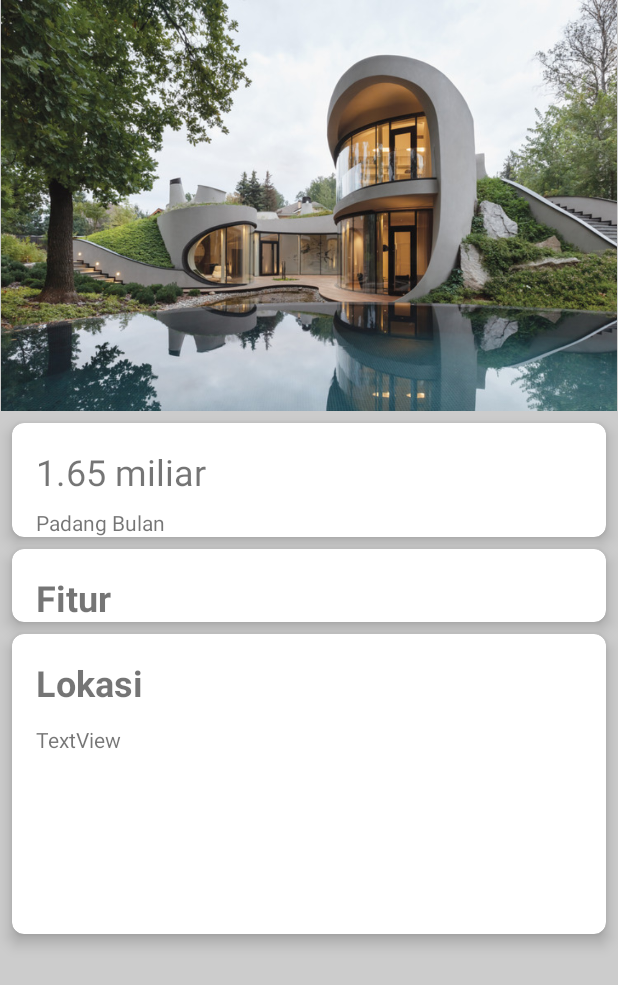
After one commit to AndiniWu/tubesmobile, an Android app: the layout activity_detail_property.xml on its own in the app's theme, with its tools: preview values and no code run, on a phone screen of 412 x 824 dp. The commit adds this screen. Shown: the top 985 px of the screen. Run offline under Robolectric (Android 15) with nearby library versions, the phone set to English and light mode, and no system bars.

Commit message:
Detail - intent

```diff
--- a/app/src/main/java/com/example/myproperty/Adapter.java
+++ b/app/src/main/java/com/example/myproperty/Adapter.java
@@ -1,6 +1,7 @@
 package com.example.myproperty;
 
 import android.content.Context;
+import android.content.Intent;
 import android.support.annotation.NonNull;
 import android.support.v7.widget.RecyclerView;
 import android.view.LayoutInflater;
@@ -34,7 +35,6 @@ public class Adapter extends RecyclerView.Adapter<Adapter.ViewHolder> {
         String daerah = sDaerah[i];
         String harga = sHarga[i];
         String jenis = sJenis[i];
-
         viewHolder.daerahProperti.setText(daerah);
         viewHolder.hargaProperti.setText(harga);
         viewHolder.jenisProperti.setText(jenis);
@@ -51,6 +51,15 @@ public class Adapter extends RecyclerView.Adapter<Adapter.ViewHolder> {
 
         public ViewHolder(@NonNull View itemView) {
             super(itemView);
+            itemView.setOnClickListener(new View.OnClickListener() {
+                @Override
+                public void onClick(View v) {
+                    Intent i = new Intent(v.getContext(),DetailProperty.class);
+                    i.putExtra("namaDaerah",sDaerah[getAdapterPosition()]);
+                    i.putExtra("namaHarga",sHarga[getAdapterPosition()]);
+                    v.getContext().startActivity(i);
+                }
+            });
             daerahProperti = itemView.findViewById(R.id.daerahProperti);
             hargaProperti = itemView.findViewById(R.id.hargaProperti);
             jenisProperti = itemView.findViewById(R.id.jenisProperti);
--- a/app/src/main/java/com/example/myproperty/DetailProperty.java
+++ b/app/src/main/java/com/example/myproperty/DetailProperty.java
@@ -1,34 +1,27 @@
 package com.example.myproperty;
 
+import android.content.Intent;
 import android.support.v7.app.AppCompatActivity;
 import android.os.Bundle;
-import android.support.v7.widget.LinearLayoutManager;
+import android.widget.TextView;
 
 public class DetailProperty extends AppCompatActivity {
+
+    TextView daerah_Properti;
+    TextView harga_Properti;
 
     @Override
     protected void onCreate(Bundle savedInstanceState) {
         super.onCreate(savedInstanceState);
         setContentView(R.layout.activity_detail_property);
-        String[] daerah_ = getResources().getStringArray(R.array.daerah_properti);
-        String[] harga_ = getResources().getStringArray(R.array.harga_properti);
-        String[] jenis_ = getResources().getStringArray(R.array.jenis_properti);
 
-        recyclerView = findViewById(R.id.homeListView);
+        daerah_Properti = findViewById(R.id.daerahProperti);
+        harga_Properti = findViewById(R.id.hargaProperti);
+        Intent i = getIntent();
+        String daerah = i.getStringExtra("namaDaerah");
+        String harga = i.getStringExtra("namaHarga");
 
-        recyclerView.setLayoutManager(new LinearLayoutManager(this));
-        adapter = new Adapter(this, daerah_, harga_, jenis_); // our adapter takes two string array
-        recyclerView.setAdapter(adapter);
-        /**
-         * Inisialisasi dan mengambil Firebase Database Reference
-         */
-        database = FirebaseDatabase.getInstance().getReference();
-
-        /**
-         * Mengambil data barang dari Firebase Realtime DB
-         */
-    }
-    public static Intent getActIntent(Activity activity){
-        return new Intent(activity, FirebaseDBReadActivity.class);
+        daerah_Properti.setText(daerah);
+        harga_Properti.setText(harga);
     }
 }
--- a/app/src/main/java/com/example/myproperty/activity_details_properties.java
+++ b/app/src/main/java/com/example/myproperty/activity_details_properties.java
@@ -1,7 +1,12 @@
 package com.example.myproperty;
 
+import android.app.Activity;
+import android.content.Intent;
 import android.support.v7.app.AppCompatActivity;
 import android.os.Bundle;
+import android.support.v7.widget.LinearLayoutManager;
+
+import com.google.firebase.database.FirebaseDatabase;
 
 public class activity_details_properties extends AppCompatActivity {
 
@@ -9,5 +14,26 @@ public class activity_details_properties extends AppCompatActivity {
     protected void onCreate(Bundle savedInstanceState) {
         super.onCreate(savedInstanceState);
         setContentView(R.layout.activity_details_properties);
+        setContentView(R.layout.activity_detail_property);
+        String[] daerah_ = getResources().getStringArray(R.array.daerah_properti);
+        String[] harga_ = getResources().getStringArray(R.array.harga_properti);
+        String[] jenis_ = getResources().getStringArray(R.array.jenis_properti);
+
+        recyclerView = findViewById(R.id.homeListView);
+
+        recyclerView.setLayoutManager(new LinearLayoutManager(this));
+        adapter = new Adapter(this, daerah_, harga_, jenis_); // our adapter takes two string array
+        recyclerView.setAdapter(adapter);
+        /**
+         * Inisialisasi dan mengambil Firebase Database Reference
+         */
+        database = FirebaseDatabase.getInstance().getReference();
+
+        /**
+         * Mengambil data barang dari Firebase Realtime DB
+         */
+    }
+    public static Intent getActIntent(Activity activity){
+        return new Intent(activity, FirebaseDBReadActivity.class);
     }
 }
--- /dev/null
+++ b/app/src/main/res/layout/activity_detail_property.xml
@@ -0,0 +1,134 @@
+<?xml version="1.0" encoding="utf-8"?>
+<android.support.constraint.ConstraintLayout xmlns:android="http://schemas.android.com/apk/res/android"
+    xmlns:app="http://schemas.android.com/apk/res-auto"
+    xmlns:tools="http://schemas.android.com/tools"
+    android:layout_width="match_parent"
+    android:layout_height="match_parent"
+    android:background="#ccc"
+    tools:context=".DetailProperty">
+
+    <ImageView
+        android:id="@+id/imageView"
+        android:layout_width="0dp"
+        android:layout_height="274dp"
+        app:layout_constraintEnd_toEndOf="parent"
+        app:layout_constraintStart_toStartOf="parent"
+        app:layout_constraintTop_toTopOf="parent"
+        app:srcCompat="@drawable/rumah001" />
+
+    <android.support.v7.widget.CardView
+        android:id="@+id/cardView"
+        android:layout_width="match_parent"
+        android:layout_height="wrap_content"
+        android:layout_marginStart="8dp"
+        android:layout_marginTop="8dp"
+        android:layout_marginEnd="8dp"
+        android:padding="10dp"
+        app:cardCornerRadius="8dp"
+        app:cardElevation="6dp"
+        app:layout_constraintEnd_toEndOf="parent"
+        app:layout_constraintHorizontal_bias="1.0"
+        app:layout_constraintStart_toStartOf="parent"
+        app:layout_constraintTop_toBottomOf="@+id/imageView">
+
+        <android.support.constraint.ConstraintLayout
+            android:layout_width="match_parent"
+            android:layout_height="match_parent">
+
+            <TextView
+                android:id="@+id/daerahProperti"
+                android:layout_width="wrap_content"
+                android:layout_height="wrap_content"
+                android:layout_marginStart="16dp"
+                android:layout_marginTop="8dp"
+                android:text="Padang Bulan"
+                app:layout_constraintStart_toStartOf="parent"
+                app:layout_constraintTop_toBottomOf="@+id/hargaProperti" />
+
+            <TextView
+                android:id="@+id/hargaProperti"
+                android:layout_width="wrap_content"
+                android:layout_height="wrap_content"
+                android:layout_marginStart="16dp"
+                android:layout_marginTop="16dp"
+                android:text="1.65 miliar"
+                android:textSize="24sp"
+                app:layout_constraintStart_toStartOf="parent"
+                app:layout_constraintTop_toTopOf="parent" />
+        </android.support.constraint.ConstraintLayout>
+    </android.support.v7.widget.CardView>
+
+    <android.support.v7.widget.CardView
+        android:id="@+id/cardView2"
+        android:layout_width="match_parent"
+        android:layout_height="wrap_content"
+        android:layout_marginStart="8dp"
+        android:layout_marginTop="8dp"
+        android:layout_marginEnd="8dp"
+        app:cardCornerRadius="8dp"
+        app:cardElevation="6dp"
+        app:layout_constraintEnd_toEndOf="parent"
+        app:layout_constraintStart_toStartOf="parent"
+        app:layout_constraintTop_toBottomOf="@+id/cardView">
+
+        <android.support.constraint.ConstraintLayout
+            android:layout_width="match_parent"
+            android:layout_height="match_parent">
+
+            <TextView
+                android:id="@+id/textView14"
+                android:layout_width="wrap_content"
+                android:layout_height="wrap_content"
+                android:layout_marginStart="16dp"
+                android:layout_marginTop="16dp"
+                android:text="Fitur"
+                android:textSize="24sp"
+                android:textStyle="bold"
+                app:layout_constraintStart_toStartOf="parent"
+                app:layout_constraintTop_toTopOf="parent" />
+        </android.support.constraint.ConstraintLayout>
+    </android.support.v7.widget.CardView>
+
+    <android.support.v7.widget.CardView
+        android:layout_width="match_parent"
+        android:layout_height="200dp"
+        android:layout_marginStart="8dp"
+        android:layout_marginTop="8dp"
+        android:layout_marginEnd="8dp"
+        app:cardCornerRadius="8dp"
+        app:cardElevation="6dp"
+        app:layout_constraintEnd_toEndOf="parent"
+        app:layout_constraintStart_toStartOf="parent"
+        app:layout_constraintTop_toBottomOf="@+id/cardView2">
+
+        <android.support.constraint.ConstraintLayout
+            android:layout_width="match_parent"
+            android:layout_height="match_parent">
+
+            <TextView
+                android:id="@+id/textView16"
+                android:layout_width="wrap_content"
+                android:layout_height="wrap_content"
+                android:layout_marginStart="16dp"
+                android:layout_marginTop="16dp"
+                android:text="Lokasi"
+                android:textSize="24sp"
+                android:textStyle="bold"
+                app:layout_constraintStart_toStartOf="parent"
+                app:layout_constraintTop_toTopOf="parent" />
+
+            <TextView
+                android:id="@+id/textView"
+                android:layout_width="wrap_content"
+                android:layout_height="wrap_content"
+                android:layout_marginStart="16dp"
+                android:layout_marginLeft="16dp"
+                android:layout_marginTop="12dp"
+                android:text="TextView"
+                app:layout_constraintStart_toStartOf="parent"
+                app:layout_constraintTop_toBottomOf="@+id/textView16" />
+
+        </android.support.constraint.ConstraintLayout>
+    </android.support.v7.widget.CardView>
+
+</android.support.constraint.ConstraintLayout>
```
